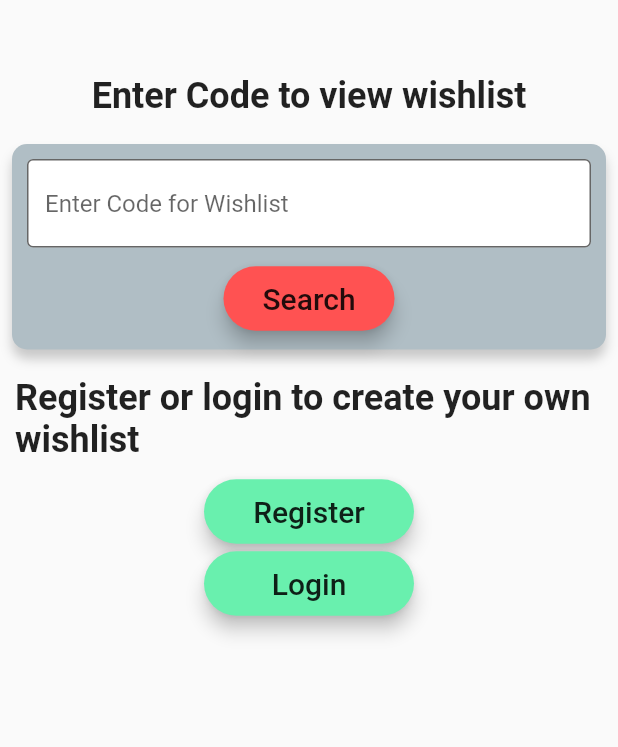
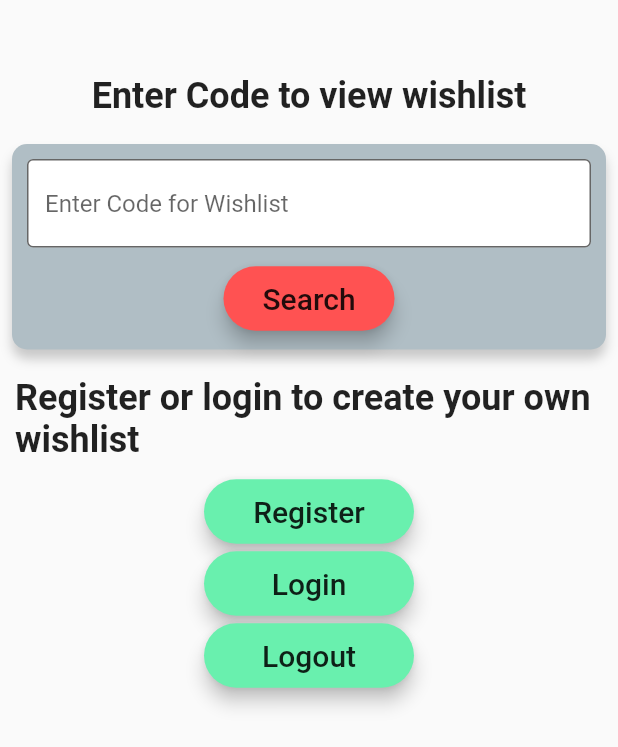
Before and after one commit to JonnysCode/Flutter_Wishlist, a Flutter app: the HomeView screen opened by its route, on a phone screen of 412 x 824 dp. Shown: the top 747 px of the screen. Run offline on Flutter 3.47's test engine with Material 2 defaults, Android fonts, the phone set to English and light mode, and no system bars; our stand-ins replace auto_route, firebase_auth, get_it, injectable, stacked, stacked_services; accounts and stored records are empty; network calls fail.

Commit message:
+ Logout and startup logic

```diff
--- a/lib/ui/views/home/home_view.dart
+++ b/lib/ui/views/home/home_view.dart
@@ -21,10 +21,7 @@ class HomeView extends StatelessWidget {
               padding: const EdgeInsets.all(10.0),
               child: Text(
                 'Enter Code to view wishlist',
-                style: TextStyle(
-                  fontSize: 24,
-                  fontWeight: FontWeight.bold
-                ),
+                style: TextStyle(fontSize: 24, fontWeight: FontWeight.bold),
               ),
             ),
             Padding(
@@ -35,10 +32,7 @@ class HomeView extends StatelessWidget {
               padding: const EdgeInsets.all(10.0),
               child: Text(
                 'Register or login to create your own wishlist',
-                style: TextStyle(
-                    fontSize: 24,
-                    fontWeight: FontWeight.bold
-                ),
+                style: TextStyle(fontSize: 24, fontWeight: FontWeight.bold),
               ),
             ),
             SizedBox(
@@ -81,6 +75,26 @@ class HomeView extends StatelessWidget {
                 ),
               ),
             ),
+            SizedBox(
+              width: 140,
+              child: RaisedButton(
+                elevation: 5.0,
+                onPressed: () => model.signOut(),
+                color: Colors.greenAccent,
+                child: Padding(
+                  padding: const EdgeInsets.all(10.0),
+                  child: Text(
+                    'Logout',
+                    style: TextStyle(
+                      fontSize: 20,
+                    ),
+                  ),
+                ),
+                shape: RoundedRectangleBorder(
+                  borderRadius: BorderRadius.circular(30),
+                ),
+              ),
+            ),
             Expanded(
               child: Container(),
             ),
--- a/lib/ui/views/home/home_viewmodel.dart
+++ b/lib/ui/views/home/home_viewmodel.dart
@@ -3,10 +3,13 @@ import 'package:stacked/stacked.dart';
 import 'package:stacked_services/stacked_services.dart';
 import 'package:wishlist/app/locator.dart';
 import 'package:wishlist/app/router.gr.dart';
+import 'package:wishlist/services/authentication_service.dart';
 
 @singleton
 class HomeViewModel extends BaseViewModel {
   final NavigationService _navigationService = locator<NavigationService>();
+  final AuthenticationService _authenticationService =
+      locator<AuthenticationService>();
 
   Future navigateToSignUp() async {
     await _navigationService.navigateTo(Routes.signUpView);
@@ -15,4 +18,13 @@ class HomeViewModel extends BaseViewModel {
   Future navigateToLogin() async {
     await _navigationService.navigateTo(Routes.loginView);
   }
+
+  Future signOut() async {
+    var signedOut = await _authenticationService.signOut();
+    if (signedOut == null) {
+      await _navigationService.navigateTo(Routes.startupView);
+    } else {
+      // TODO: show dialog
+    }
+  }
 }
--- a/lib/ui/views/login/login_view.dart
+++ b/lib/ui/views/login/login_view.dart
@@ -25,7 +25,6 @@ class LoginView extends StatelessWidget {
               children: <Widget>[
                 SizedBox(
                   height: 150,
-                  child: Image.asset('assets/images/title.png'),
                 ),
                 InputField(
                   placeholder: 'Email',
@@ -57,9 +56,7 @@ class LoginView extends StatelessWidget {
                 verticalSpaceMedium,
                 TextLink(
                   'Create an Account if you\'re new.',
-                  onPressed: () {
-                    // TODO: Handle navigation
-                  },
+                  onPressed: () => model.navigateToSignUp(),
                 )
               ],
             ),
```
Also changed, not shown: lib/services/authentication_service.dart (+16 -0 lines), lib/ui/views/login/login_viewmodel.dart (+6 -1 lines), lib/ui/views/startup/startup_view.dart (+11 -5 lines), lib/ui/views/startup/startup_viewmodel.dart (+11 -2 lines), pubspec.lock.
